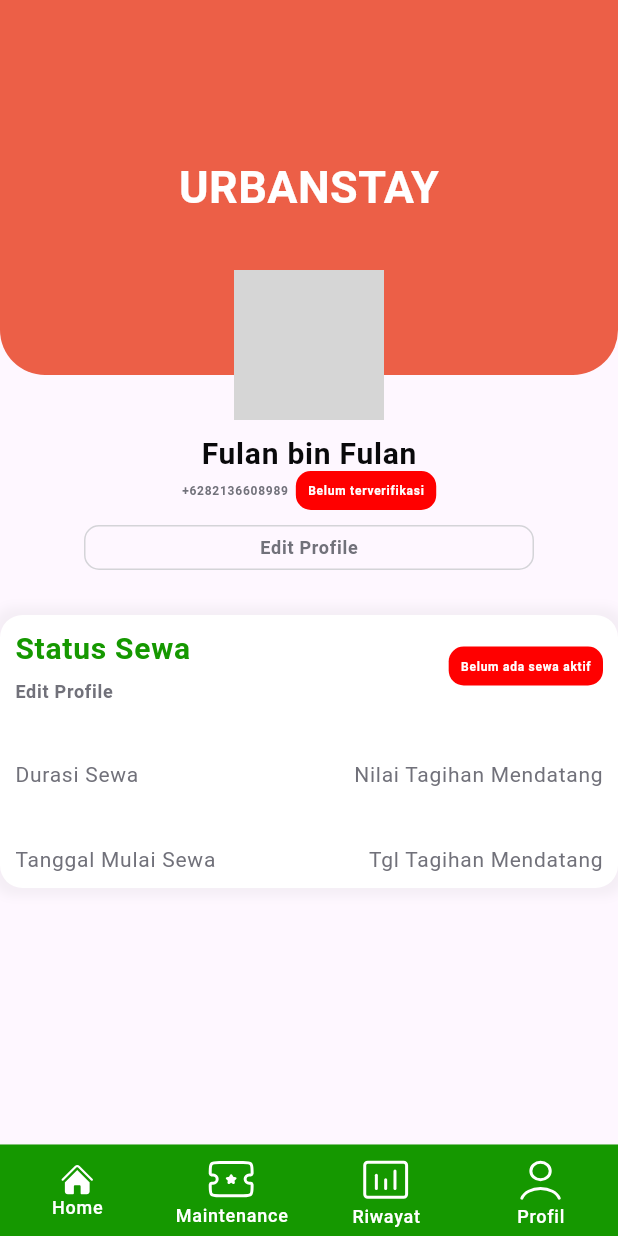
After one commit to altantheprodigy/Urban-Stay, a Flutter app: the NavigationScreen screen opened directly, item 4 of the bottom bar chosen, on a phone screen of 412 x 824 dp. The commit adds this screen. Run offline on Flutter 3.47's test engine with Material 3 defaults, Android fonts, the phone set to English and light mode, and no system bars; our stand-ins replace country_code_picker, firebase_auth, firebase_core, flutter_bloc, flutter_svg, google_sign_in and 2 more; accounts and stored records are empty; network calls fail; Roboto replaces fonts that are missing (Plus Jakarta Sans); grey boxes are pictures that could not be loaded.

Commit message:
slicing ui profile page

```diff
--- a/lib/feature/authentication/register/register_screen.dart
+++ b/lib/feature/authentication/register/register_screen.dart
@@ -12,6 +12,7 @@
 import 'package:urban_stay/ui/typography.dart';
 
 import '../../../pages/home/home_screen.dart';
+import '../../navigation/navigation_screen.dart';
 import '../googleSignIn/bloc/login_bloc.dart';
 import '../verifOtp/verifivation_otp.dart';
 
@@ -57,7 +58,7 @@
                   SnackBar(content: Text('Welcome, ${state.userName}')),
                 );
                 Navigator.of(context).pushReplacement(
-                  MaterialPageRoute(builder: (context) => const HomePage()),
+                  MaterialPageRoute(builder: (context) => const NavigationScreen()),
                 );
               } else if (state is LoginFailure) {
                 ScaffoldMessenger.of(context).showSnackBar(
--- a/lib/feature/authentication/verifOtp/verifivation_otp.dart
+++ b/lib/feature/authentication/verifOtp/verifivation_otp.dart
@@ -6,6 +6,7 @@
 import 'package:urban_stay/ui/color.dart';
 
 import '../../../ui/typography.dart';
+import '../../navigation/navigation_screen.dart';
 import '../googleSignIn/bloc/login_bloc.dart';
 
 class OtpVerificationPage extends StatefulWidget {
@@ -39,7 +40,7 @@
               );
               Navigator.pushReplacement(
                 context,
-                MaterialPageRoute(builder: (context) => const HomePage()),
+                MaterialPageRoute(builder: (context) => const NavigationScreen()),
               );
             }
           },
--- /dev/null
+++ b/lib/feature/navigation/navigation_screen.dart
@@ -0,0 +1,73 @@
+import 'package:flutter/material.dart';
+import 'package:flutter_svg/svg.dart';
+import 'package:urban_stay/pages/home/home_screen.dart';
+import 'package:urban_stay/pages/profile/profile_screen.dart';
+import 'package:urban_stay/ui/color.dart';
+import 'package:urban_stay/ui/typography.dart';
+
+class NavigationScreen extends StatefulWidget {
+  const NavigationScreen({super.key});
+
+  @override
+  State<NavigationScreen> createState() => _NavigationScreenState();
+}
+
+class _NavigationScreenState extends State<NavigationScreen> {
+  int _initialIndex = 0;
+
+  List<Widget> screens = [
+    const HomePage(),
+    const Placeholder(),
+    const Placeholder(),
+    const ProfileScreen()
+  ];
+  @override
+  Widget build(BuildContext context) {
+    return Scaffold(
+      body: screens.elementAt(_initialIndex),
+      bottomNavigationBar:
+          Theme(
+              data: ThemeData(),
+              child: BottomNavigationBar(
+                type: BottomNavigationBarType.fixed,
+                  backgroundColor: forest600,
+                  elevation: 1,
+                  iconSize: 24,
+                  currentIndex: _initialIndex,
+                  enableFeedback: false,
+                  unselectedLabelStyle: xSMedium.copyWith(color: black00),
+                  selectedLabelStyle: xSMedium.copyWith(color: black00),
+                  selectedItemColor: black00,
+                  unselectedItemColor: black00,
+                  onTap: (e) {
+                    setState(() {
+                      _initialIndex = e;
+                    });
+                  },
+                  items: [
+                    BottomNavigationBarItem(
+                      label: 'Home',
+                      icon: SvgPicture.asset('assets/images/ic_home.svg', color: black00),
+                      activeIcon: SvgPicture.asset('assets/images/ic_home.svg', color: black00),
+                    ),
+                    BottomNavigationBarItem(
+                      label: 'Maintenance',
+                      icon: SvgPicture.asset('assets/images/Ticket.svg', color: black00),
+                      activeIcon: SvgPicture.asset('assets/images/Ticket.svg', color: black00),
+                    ),
+                    BottomNavigationBarItem(
+                      label: 'Riwayat',
+                      icon: SvgPicture.asset('assets/images/History.svg', color: black00),
+                      activeIcon: SvgPicture.asset('assets/images/History.svg', color: black00),
+                    ),
+                    BottomNavigationBarItem(
+                      label: 'Profil',
+                      icon: SvgPicture.asset('assets/images/User.svg', color: black00),
+                      activeIcon: SvgPicture.asset('assets/images/User.svg', color: black00),
+                    ),
+                  ]
+              )
+          ),
+    );
+  }
+}
--- a/lib/main.dart
+++ b/lib/main.dart
@@ -8,6 +8,7 @@
 import 'package:urban_stay/pages/home/home_screen.dart';
 
 import 'feature/authentication/googleSignIn/bloc/login_bloc.dart';
+import 'feature/navigation/navigation_screen.dart';
 
 void main() async {
   WidgetsFlutterBinding.ensureInitialized();
@@ -51,7 +52,7 @@
         if (snapshot.connectionState == ConnectionState.waiting) {
           return const CircularProgressIndicator();
         } else if (snapshot.data == true) {
-          return const HomePage();
+          return const NavigationScreen();
         } else {
           return const RegisterScreen();
         }
--- /dev/null
+++ b/lib/pages/profile/profile_screen.dart
@@ -0,0 +1,168 @@
+import 'package:flutter/material.dart';
+import 'package:flutter_svg/svg.dart';
+import 'package:urban_stay/pages/profile/widgets/info_card.dart';
+import 'package:urban_stay/ui/extension.dart';
+import 'package:urban_stay/ui/typography.dart';
+
+import '../../ui/color.dart';
+
+class ProfileScreen extends StatelessWidget {
+  const ProfileScreen({super.key});
+
+  @override
+  Widget build(BuildContext context) {
+    return Scaffold(
+        body: SingleChildScrollView(
+      child: Column(
+        children: [
+          Stack(
+            clipBehavior: Clip.none,
+            children: [
+              Container(
+                height: 250,
+                decoration: const BoxDecoration(
+                  color: red500, // Adjust background color
+                  borderRadius: BorderRadius.vertical(
+                    bottom: Radius.circular(30),
+                  ),
+                ),
+                child: const Center(
+                  child: Text(
+                    'URBANSTAY',
+                    style: TextStyle(
+                      fontSize: 30,
+                      fontWeight: FontWeight.bold,
+                      color: Colors.white,
+                    ),
+                  ),
+                ),
+              ),
+              Positioned(
+                top: 180,
+                left: 0,
+                right: 0,
+                child: Column(
+                  children: [
+                    const Stack(
+                      alignment: Alignment.bottomRight,
+                      children: [
+                        CircleAvatar(
+                          radius: 50,
+                          backgroundImage: NetworkImage(
+                            'https://via.placeholder.com/150', // Replace with your image
+                          ),
+                        ),
+                        CircleAvatar(
+                          radius: 15,
+                          backgroundColor: Colors.white,
+                          child: Icon(
+                            Icons.edit,
+                            size: 15,
+                            color: Colors.grey,
+                          ),
+                        ),
+                      ],
+                    ),
+                    const SizedBox(height: 10),
+                    Text('Fulan bin Fulan',
+                        style: MBold.copyWith(color: black950)),
+                    Row(
+                      mainAxisAlignment: MainAxisAlignment.center,
+                      children: [
+                        Text(
+                          "+6282136608989",
+                          style: xxxXSBold.copyWith(color: black500),
+                        ),
+                        const SizedBox(
+                          width: 5,
+                        ),
+                        Container(
+                          padding: const EdgeInsets.all(8.0),
+                          decoration: BoxDecoration(
+                              color: const Color(0xFFFF0000),
+                              borderRadius: BorderRadius.circular(10)),
+                          child: Text(
+                            "Belum terverifikasi",
+                            style: xxxXSBold.copyWith(color: black00),
+                          ),
+                        )
+                      ],
+                    ),
+                    const SizedBox(
+                      height: 10,
+                    ),
+                    Container(
+                      alignment: Alignment.center,
+                      width: 300,
+                      height: 30,
+                      decoration: BoxDecoration(
+                          border: Border.all(color: black300),
+                          borderRadius: BorderRadius.circular(10)),
+                      child: Text(
+                        "Edit Profile",
+                        style: xSBold.copyWith(color: black500),
+                      ),
+                    ),
+                    const SizedBox(
+                      height: 30,
+                    ),
+                    Container(
+                      // width: 300,
+                      padding: EdgeInsets.all(10),
+                      decoration: BoxDecoration(
+                        color: black00,
+                        borderRadius: BorderRadius.circular(15),
+                        boxShadow: [
+                          BoxShadow(
+                            color: Colors.grey.withOpacity(0.1),
+                            blurRadius: 5,
+                            spreadRadius: 5,
+                          ),
+                        ],
+                      ),
+                      child: Column(
+                        crossAxisAlignment: CrossAxisAlignment.start,
+                        mainAxisAlignment: MainAxisAlignment.start,
+                        children: [
+                          Row(
+                            mainAxisAlignment: MainAxisAlignment.spaceBetween,
+                            children: [
+                              Column(
+                                crossAxisAlignment: CrossAxisAlignment.start,
+                                children: [
+                                  Text('Status Sewa',
+                                      style: MBold.copyWith(color: forest600)),
+                                  SizedBox(height: 10,),
+                                  Text(
+                                    "Edit Profile",
+                                    style: xSBold.copyWith(color: black500),
+                                  ),
+                                ],
+                              ),
+                              Container(
+                                padding: const EdgeInsets.all(8.0),
+                                decoration: BoxDecoration(
+                                    color: const Color(0xFFFF0000),
+                                    borderRadius: BorderRadius.circular(10)),
+                                child: Text(
+                                  "Belum ada sewa aktif",
+                                  style: xxxXSBold.copyWith(color: black00),
+                                ),
+                              )
+                            ],
+                          ),
+                          InfoCard(durasi: "Durasi Sewa", nilai: "Nilai Tagihan Mendatang",),
+                          InfoCard(durasi: "Tanggal Mulai Sewa", nilai: "Tgl Tagihan Mendatang",),
+                        ].withSpaceBetween(height: 40),
+                      ),
+                    )
+                  ],
+                ),
+              ),
+            ],
+          ),
+        ],
+      ),
+    ));
+  }
+}
--- /dev/null
+++ b/lib/pages/profile/widgets/info_card.dart
@@ -0,0 +1,27 @@
+import 'package:flutter/material.dart';
+
+import '../../../ui/color.dart';
+import '../../../ui/typography.dart';
+
+class InfoCard extends StatelessWidget {
+  final String durasi;
+  final String nilai;
+  const InfoCard({super.key, required this.durasi, required this.nilai});
+
+  @override
+  Widget build(BuildContext context) {
+    return Row(
+      mainAxisAlignment: MainAxisAlignment.spaceBetween,
+      children: [
+        Text(
+          durasi,
+          style: SRegular.copyWith(color: black500),
+        ),
+        Text(
+          nilai,
+          style: SRegular.copyWith(color: black500),
+        ),
+      ],
+    );
+  }
+}
--- /dev/null
+++ b/lib/ui/extension.dart
@@ -0,0 +1,11 @@
+import 'package:flutter/material.dart';
+
+extension ListSpaceBetweenExtension on List<Widget> {
+  List<Widget> withSpaceBetween({double? width, double? height}) => [
+    if (isNotEmpty) this[0],
+    for (int i = 1; i < length; i++) ...[
+      SizedBox(width: width, height: height),
+      this[i]
+    ]
+  ];
+}
```
Also changed, not shown: assets/images/History.svg (added), assets/images/Home Button.svg (added), assets/images/Home.svg (added), assets/images/Ticket.svg (added), assets/images/User.svg (added), assets/images/ic_home.svg (added), assets/images/urban.svg (added).
